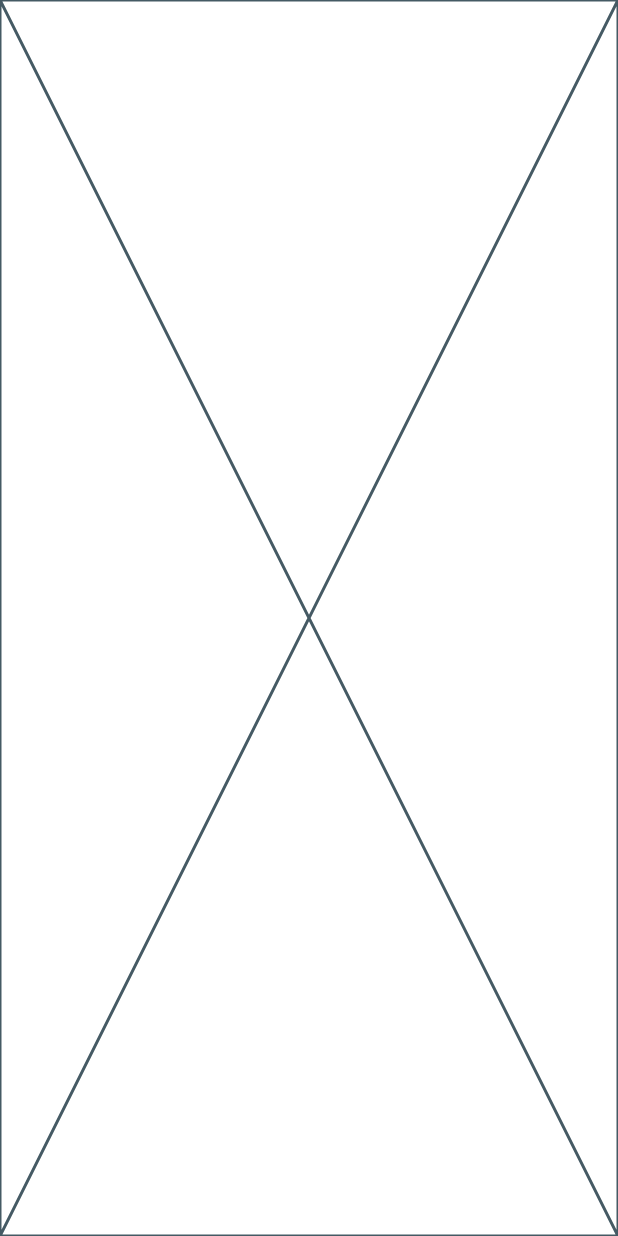
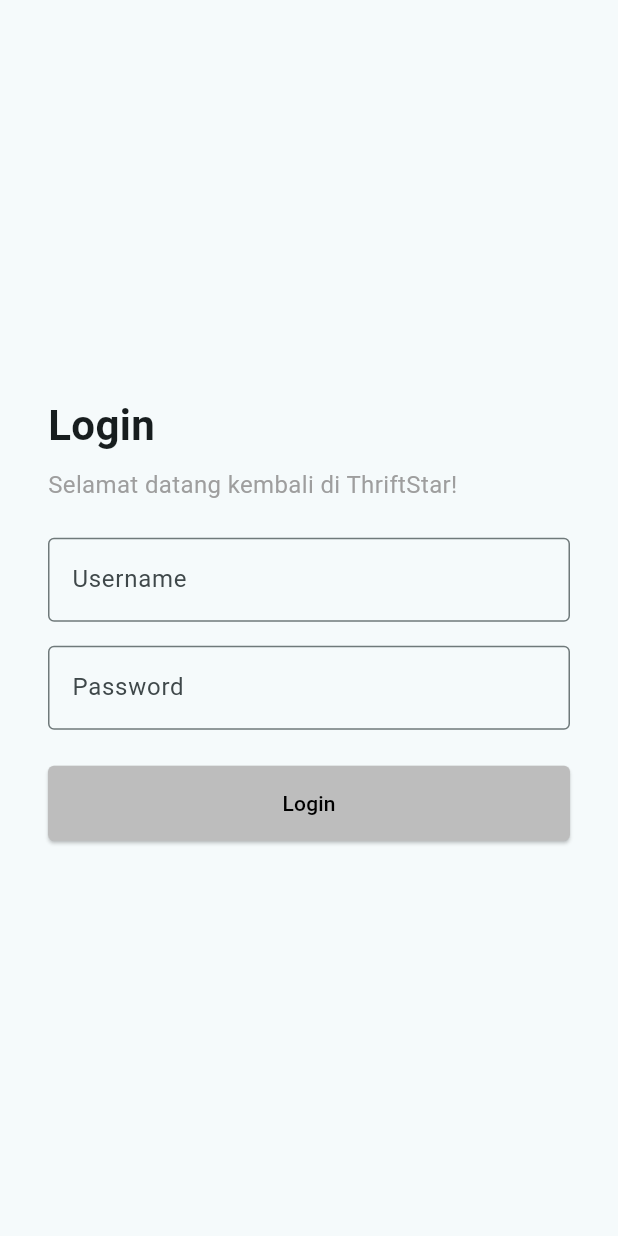
Before and after one commit to aqshajr/Kuis-123220016, a Flutter app: the screen it shows after launch, on a phone screen of 412 x 824 dp. Run offline on Flutter 3.47's test engine with Material 3 defaults, Android fonts, the phone set to English and light mode, and no system bars.

Commit message:
Initial commit

```diff
--- a/lib/main.dart
+++ b/lib/main.dart
@@ -8,16 +8,14 @@ void main() {
 class MyApp extends StatelessWidget {
   const MyApp({super.key});
 
-  // This widget is the root of your application.
   @override
   Widget build(BuildContext context) {
     return MaterialApp(
-      title: 'Flutter Demo',
-      theme: ThemeData(
-        colorScheme: ColorScheme.fromSeed(seedColor: Colors.deepPurple),
-        useMaterial3: true,
-      ),
-      home: const LoginPage(),
-    );
+        title: 'ThriftStar',
+        theme: ThemeData(
+          colorScheme: ColorScheme.fromSeed(seedColor: Colors.white),
+          useMaterial3: true,
+        ),
+        home: LoginPage());
   }
 }
--- a/lib/pages/login_page.dart
+++ b/lib/pages/login_page.dart
@@ -1,10 +1,112 @@
 import 'package:flutter/material.dart';
+import 'list_product_page.dart';
 
-class LoginPage extends StatelessWidget {
+class LoginPage extends StatefulWidget {
   const LoginPage({super.key});
 
   @override
+  _LoginPageState createState() => _LoginPageState();
+}
+
+class _LoginPageState extends State<LoginPage> {
+  final _usernameController = TextEditingController();
+  final _passwordController = TextEditingController();
+
+  void _login() {
+    String username = _usernameController.text;
+    String password = _passwordController.text;
+
+    if (username.isEmpty || password.isEmpty) {
+      ScaffoldMessenger.of(context).showSnackBar(
+        const SnackBar(content: Text('Username dan password tidak boleh kosong')),
+      );
+      return;
+    }
+
+    if (username == "016" && password == "016") {
+      Navigator.pushReplacement(
+        context,
+        MaterialPageRoute(
+          builder: (context) => ListProductPage(username: username),
+        ),
+      );
+    } else {
+      ScaffoldMessenger.of(context).showSnackBar(
+        const SnackBar(content: Text('Username atau password salah')),
+      );
+    }
+  }
+
+  @override
   Widget build(BuildContext context) {
-    return const Placeholder();
+    return Scaffold(
+      body: Center(
+        child: Padding(
+          padding: const EdgeInsets.symmetric(horizontal: 32.0),
+          child: Column(
+            mainAxisAlignment: MainAxisAlignment.center,
+            crossAxisAlignment: CrossAxisAlignment.start,
+            children: [
+              const Text(
+                'Login',
+                style: TextStyle(
+                  fontSize: 28,
+                  fontWeight: FontWeight.bold,
+                ),
+              ),
+              const SizedBox(height: 8),
+              const Text(
+                'Selamat datang kembali di ThriftStar!',
+                style: TextStyle(
+                  fontSize: 16,
+                  color: Colors.grey,
+                ),
+              ),
+              const SizedBox(height: 24),
+              TextField(
+                controller: _usernameController,
+                decoration: InputDecoration(
+                  hintText: 'Username',
+                  border: OutlineInputBorder(
+                    borderRadius: BorderRadius.circular(4),
+                  ),
+                  contentPadding: const EdgeInsets.symmetric(horizontal: 12, vertical: 16),
+                ),
+              ),
+              const SizedBox(height: 16),
+              TextField(
+                controller: _passwordController,
+                decoration: InputDecoration(
+                  hintText: 'Password',
+                  border: OutlineInputBorder(
+                    borderRadius: BorderRadius.circular(4),
+                  ),
+                  contentPadding: const EdgeInsets.symmetric(horizontal: 12, vertical: 16),
+                ),
+                obscureText: true,
+              ),
+              const SizedBox(height: 24),
+              SizedBox(
+                width: double.infinity,
+                height: 50,
+                child: ElevatedButton(
+                  onPressed: _login,
+                  style: ElevatedButton.styleFrom(
+                    backgroundColor: Colors.grey[400],
+                    shape: RoundedRectangleBorder(
+                      borderRadius: BorderRadius.circular(4),
+                    ),
+                  ),
+                  child: const Text(
+                    'Login',
+                    style: TextStyle(color: Colors.black),
+                  ),
+                ),
+              ),
+            ],
+          ),
+        ),
+      ),
+    );
   }
 }
--- a/pubspec.yaml
+++ b/pubspec.yaml
@@ -30,6 +30,7 @@ environment:
 dependencies:
   flutter:
     sdk: flutter
+  url_launcher: ^6.1.5
 
   # The following adds the Cupertino Icons font to your application.
   # Use with the CupertinoIcons class for iOS style icons.
```
Also changed, not shown: lib/pages/detail_product_page.dart (added, +159 -0 lines), lib/pages/list_product_page.dart (added, +146 -0 lines), pubspec.lock, 5 other files.
